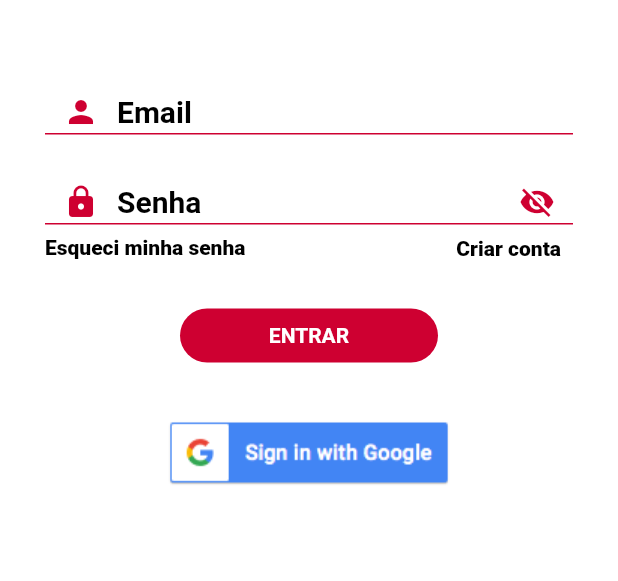
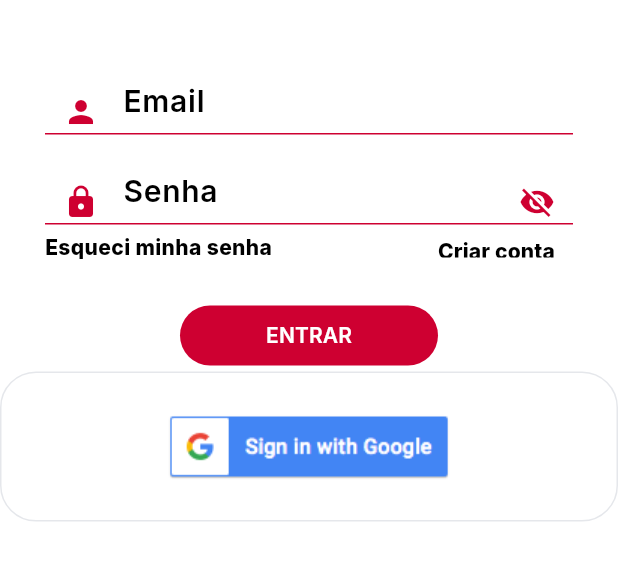
Before and after one commit to paulociano/farmafast, a Flutter app: the screen it shows after launch, on a phone screen of 412 x 824 dp, the part 371-952 px from its top. Run offline on Flutter 3.47's test engine with Material 2 defaults, Android fonts, the light colour scheme and no system bars; our stand-ins replace card_swiper, curved_labeled_navigation_bar, date_field, get, google_fonts, image_picker and 2 more; missing offline and left inert: camera_camera.

Commit message:
feat: apply Material 3 theme

```diff
--- a/lib/my_app.dart
+++ b/lib/my_app.dart
@@ -1,8 +1,8 @@
 import 'package:flutter/material.dart';
 import 'package:flutter_localizations/flutter_localizations.dart';
 import 'package:get/get.dart';
-import 'package:google_fonts/google_fonts.dart';
 import 'pages/login_page.dart';
+import 'theme/farmafast_theme.dart';
 
 class MyApp extends GetWidget {
   const MyApp({Key? key}) : super(key: key);
@@ -10,17 +10,15 @@ class MyApp extends GetWidget {
   @override
   Widget build(BuildContext context) {
     return GetMaterialApp(
+      title: 'FarmaFast',
       localizationsDelegates: const [
         GlobalMaterialLocalizations.delegate,
         GlobalWidgetsLocalizations.delegate,
         GlobalCupertinoLocalizations.delegate,
       ],
-      supportedLocales: const [
-        Locale('pt', 'BR'),
-      ],
+      supportedLocales: const [Locale('pt', 'BR')],
       debugShowCheckedModeBanner: false,
-      theme: ThemeData(
-          primarySwatch: Colors.blue, textTheme: GoogleFonts.robotoTextTheme()),
+      theme: FarmaFastTheme.light(),
       home: const LoginPage(),
     );
   }
```
